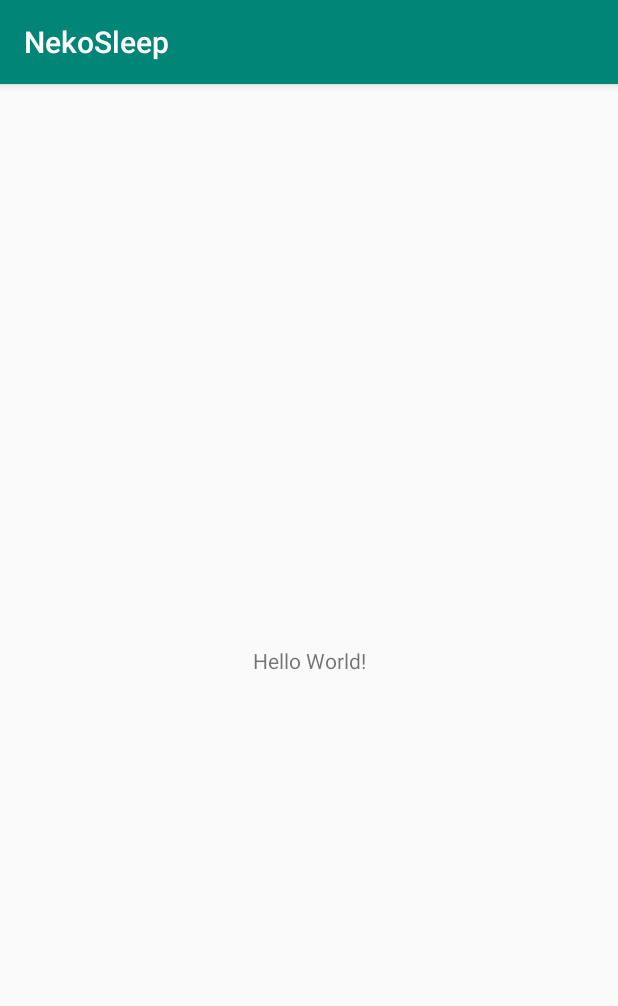
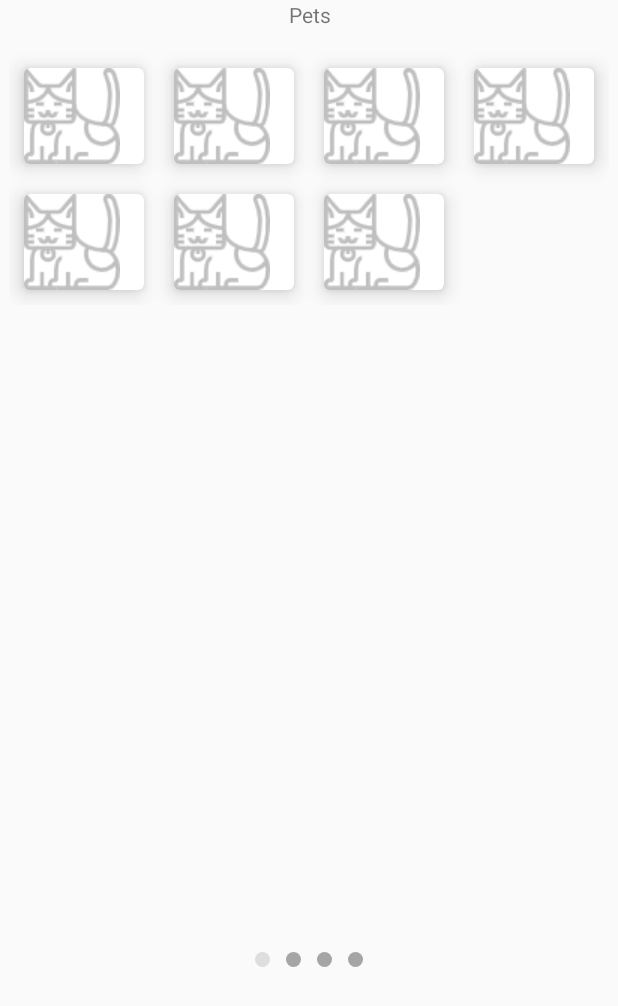
Before and after one commit to kagaminosora/nekosleep, an Android app: the screen it shows after launch (MainActivity before the commit, PetScreenSlideActivity after it), on a phone screen of 412 x 824 dp. Shown: the top 1006 px of the screen. Run offline under Robolectric (Android 15) with nearby library versions, the phone set to English and light mode, and no system bars.

Commit message:
Add pet collection view pager

```diff
--- a/app/build.gradle
+++ b/app/build.gradle
@@ -22,6 +22,7 @@ dependencies {
     implementation fileTree(dir: 'libs', include: ['*.jar'])
     implementation 'androidx.appcompat:appcompat:1.0.0'
     implementation 'androidx.constraintlayout:constraintlayout:1.1.3'
+    implementation 'androidx.cardview:cardview:1.0.0'
     testImplementation 'junit:junit:4.12'
     androidTestImplementation 'androidx.test.ext:junit:1.1.1'
     androidTestImplementation 'androidx.test.espresso:espresso-core:3.1.0'
--- a/app/src/main/AndroidManifest.xml
+++ b/app/src/main/AndroidManifest.xml
@@ -9,13 +9,15 @@
         android:roundIcon="@mipmap/ic_launcher_round"
         android:supportsRtl="true"
         android:theme="@style/AppTheme">
-        <activity android:name=".home.MainActivity">
+        <activity android:name=".collections.PetScreenSlideActivity">
             <intent-filter>
                 <action android:name="android.intent.action.MAIN" />
 
                 <category android:name="android.intent.category.LAUNCHER" />
             </intent-filter>
         </activity>
+        <activity android:name=".home.MainActivity"></activity>
+
     </application>
 
 </manifest>
--- /dev/null
+++ b/app/src/main/java/xjtlu/eevee/nekosleep/collections/PetScreenSlideActivity.java
@@ -0,0 +1,106 @@
+package xjtlu.eevee.nekosleep.collections;
+
+import android.os.Bundle;
+import android.os.PersistableBundle;
+import android.view.View;
+import android.widget.GridLayout;
+import android.widget.LinearLayout;
+
+import androidx.annotation.Nullable;
+import androidx.appcompat.app.AppCompatActivity;
+import androidx.viewpager.widget.ViewPager;
+
+import java.util.ArrayList;
+
+import xjtlu.eevee.nekosleep.R;
+
+public class PetScreenSlideActivity extends AppCompatActivity {
+    private static int NUM_PAGE = 4;
+    ViewPager page_one;
+    ArrayList<View> pageList;
+    LinearLayout pageIndicator;
+    PetViewPagerAdapter pageAdapter;
+
+    public void onCreate(Bundle savedInstanceState){
+        super.onCreate(savedInstanceState);
+        setContentView(R.layout.view_pager_pets_activity);
+        init();
+    }
+
+    @Override
+    public void onCreate(@Nullable Bundle savedInstanceState, @Nullable PersistableBundle persistentState) {
+        super.onCreate(savedInstanceState, persistentState);
+        setContentView(R.layout.view_pager_pets_activity);
+        init();
+    }
+
+    public void init() {
+        //viewpager
+        page_one = (ViewPager) findViewById(R.id.view_pager_pets);
+        pageList = new ArrayList<View>();
+
+        //Set the first dot to inactive
+        pageIndicator = (LinearLayout) findViewById(R.id.page_indicator);
+        pageIndicator.getChildAt(0).setEnabled(false);
+        pageIndicator.getChildAt(0).setActivated(true);
+
+        //loop to add viewpager
+        for (int i = 0; i < NUM_PAGE; i++) {
+            pageList.add(getPetsPage(i));
+        }
+
+        pageAdapter = new PetViewPagerAdapter(pageList);
+        page_one.setAdapter(pageAdapter);
+
+        // Scroll Listener
+        page_one.addOnPageChangeListener(new ViewPager.OnPageChangeListener() {
+            private int lastPage;
+            //during scroll
+            @Override
+            public void onPageScrolled(int position, float positionOffset, int positionOffsetPixels) {
+
+            }
+
+            // after scroll
+            @Override
+            public void onPageSelected(int position) {
+                clearIndicatorFocusedState();
+                pageIndicator.getChildAt(position).setEnabled(false);
+                pageIndicator.getChildAt(position).setActivated(true);
+                pageIndicator.getChildAt(lastPage).setActivated(false);
+                lastPage=position;
+            }
+
+            // before scroll
+            @Override
+            public void onPageScrollStateChanged(int state) {
+
+            }
+        });
+    }
+
+    private void clearIndicatorFocusedState() {
+        int childCount = pageIndicator.getChildCount();
+        for (int i = 0; i < childCount; i++) {
+            pageIndicator.getChildAt(i).setEnabled(true);
+        }
+    }
+
+    public View getPetsPage(int pageNum){
+        View page = View.inflate(this, R.layout.fragment_pets, null);
+        GridLayout gl_pets = findViewById(R.id.gl_pets);
+
+        switch (pageNum){
+            case 0:
+                //gl_pets.getChildCount();
+                break;
+            case 1:
+                break;
+            case 2:
+                break;
+            case 3:
+                break;
+        }
+        return page;
+    }
+}
--- /dev/null
+++ b/app/src/main/java/xjtlu/eevee/nekosleep/collections/PetViewPagerAdapter.java
@@ -0,0 +1,41 @@
+package xjtlu.eevee.nekosleep.collections;
+
+import android.view.View;
+import android.view.ViewGroup;
+
+import androidx.annotation.NonNull;
+import androidx.viewpager.widget.PagerAdapter;
+
+import java.util.List;
+
+public class PetViewPagerAdapter extends PagerAdapter {
+    private List<View> pages;
+
+    public PetViewPagerAdapter(List<View> pages){
+        this.pages = pages;
+    }
+
+    @Override
+    public int getCount() {
+        return pages.size();
+    }
+
+    @Override
+    public boolean isViewFromObject(@NonNull View view, @NonNull Object object) {
+        return view==object;
+    }
+
+    public Object instantiateItem(ViewGroup container, int position){
+        ViewGroup parent = (ViewGroup) pages.get(position).getParent();
+        //Unbind from an existing parent
+        if (parent != null)
+            parent.removeAllViews();
+        container.addView(pages.get(position));
+        return pages.get(position);
+    }
+
+    @Override
+    public void destroyItem(ViewGroup container, int position, Object object) {
+        container.removeView(pages.get(position));
+    }
+}
--- /dev/null
+++ b/app/src/main/java/xjtlu/eevee/nekosleep/collections/ScreenSlidePageFragment.java
@@ -0,0 +1,17 @@
+package xjtlu.eevee.nekosleep.collections;
+
+import androidx.fragment.app.Fragment;
+import android.os.Bundle;
+import android.view.LayoutInflater;
+import android.view.View;
+import android.view.ViewGroup;
+import xjtlu.eevee.nekosleep.R;
+
+public class ScreenSlidePageFragment extends Fragment {
+    @Override
+    public View onCreateView(LayoutInflater inflater, ViewGroup container,
+                             Bundle savedInstanceState) {
+        return (ViewGroup) inflater.inflate(
+                R.layout.fragment_pets, container, false);
+    }
+}
--- /dev/null
+++ b/app/src/main/res/drawable/pager_dot.xml
@@ -0,0 +1,5 @@
+<?xml version="1.0" encoding="utf-8"?>
+<selector xmlns:android="http://schemas.android.com/apk/res/android">
+    <item android:drawable="@drawable/pager_dot_active" android:state_activated="true"/>
+    <item android:drawable="@drawable/pager_dot_inactive"/>
+</selector>
--- /dev/null
+++ b/app/src/main/res/drawable/pager_dot_active.xml
@@ -0,0 +1,8 @@
+<?xml version="1.0" encoding="utf-8"?>
+<shape xmlns:android="http://schemas.android.com/apk/res/android">
+    <corners android:radius="10dp"/>
+    <solid android:color="#dfdedf"/>
+    <size
+        android:height="10dp"
+        android:width="10dp"/>
+</shape>
--- /dev/null
+++ b/app/src/main/res/drawable/pager_dot_inactive.xml
@@ -0,0 +1,8 @@
+<?xml version="1.0" encoding="utf-8"?>
+<shape xmlns:android="http://schemas.android.com/apk/res/android">
+    <corners android:radius="10dp"/>
+    <solid android:color="#a7a4a5"/>
+    <size
+        android:height="10dp"
+        android:width="10dp"/>
+</shape>
--- a/app/src/main/res/layout/activity_main.xml
+++ b/app/src/main/res/layout/activity_main.xml
@@ -6,13 +6,13 @@
     android:layout_height="match_parent"
     tools:context=".home.MainActivity">
 
-    <TextView
-        android:layout_width="wrap_content"
-        android:layout_height="wrap_content"
-        android:text="Hello World!"
-        app:layout_constraintBottom_toBottomOf="parent"
-        app:layout_constraintLeft_toLeftOf="parent"
-        app:layout_constraintRight_toRightOf="parent"
-        app:layout_constraintTop_toTopOf="parent" />
+    <LinearLayout
+        android:layout_width="match_parent"
+        android:layout_height="match_parent">
+        <TextView
+            android:layout_width="wrap_content"
+            android:layout_height="wrap_content"
+            android:text="Hello World!"/>
+    </LinearLayout>
 
 </androidx.constraintlayout.widget.ConstraintLayout>
--- /dev/null
+++ b/app/src/main/res/layout/fragment_pets.xml
@@ -0,0 +1,129 @@
+<!-- activity_screen_slide.xml -->
+<LinearLayout xmlns:android="http://schemas.android.com/apk/res/android"
+    android:layout_height="600dp"
+    android:layout_width="match_parent"
+    android:id="@+id/fragment_pets"
+    android:orientation="vertical"
+    xmlns:app="http://schemas.android.com/apk/res-auto">
+
+    <GridLayout
+        android:id="@+id/gl_pets"
+        android:columnCount="4"
+        android:rowCount="8"
+        android:alignmentMode="alignMargins"
+        android:columnOrderPreserved="false"
+        android:layout_height="wrap_content"
+        android:layout_width="match_parent"
+        android:layout_margin="6dp"
+        >
+
+        <androidx.cardview.widget.CardView
+            android:layout_width="wrap_content"
+            android:layout_height="wrap_content"
+            android:layout_rowWeight="1"
+            android:layout_columnWeight="1"
+            android:layout_margin="10dp"
+            app:cardCornerRadius="4dp"
+            app:cardElevation="8dp">
+            <ImageView
+                android:layout_width="wrap_content"
+                android:layout_height="wrap_content"
+                android:layout_gravity="center_vertical"
+                android:contentDescription="@string/app_name"
+                android:src="@drawable/default_cat" />
+        </androidx.cardview.widget.CardView>
+        <androidx.cardview.widget.CardView
+            android:layout_width="wrap_content"
+            android:layout_height="wrap_content"
+            android:layout_rowWeight="1"
+            android:layout_columnWeight="1"
+            android:layout_margin="10dp"
+            app:cardCornerRadius="4dp"
+            app:cardElevation="8dp">
+            <ImageView
+                android:layout_width="wrap_content"
+                android:layout_height="wrap_content"
+                android:layout_gravity="center_vertical"
+                android:contentDescription="@string/app_name"
+                android:src="@drawable/default_cat" />
+        </androidx.cardview.widget.CardView>
+        <androidx.cardview.widget.CardView
+            android:layout_width="wrap_content"
+            android:layout_height="wrap_content"
+            android:layout_rowWeight="1"
+            android:layout_columnWeight="1"
+            android:layout_margin="10dp"
+            app:cardCornerRadius="4dp"
+            app:cardElevation="8dp">
+            <ImageView
+                android:layout_width="wrap_content"
+                android:layout_height="wrap_content"
+                android:layout_gravity="center_vertical"
+                android:contentDescription="@string/app_name"
+                android:src="@drawable/default_cat" />
+        </androidx.cardview.widget.CardView>
+        <androidx.cardview.widget.CardView
+            android:layout_width="wrap_content"
+            android:layout_height="wrap_content"
+            android:layout_rowWeight="1"
+            android:layout_columnWeight="1"
+            android:layout_margin="10dp"
+            app:cardCornerRadius="4dp"
+            app:cardElevation="8dp">
+            <ImageView
+                android:layout_width="wrap_content"
+                android:layout_height="wrap_content"
+                android:layout_gravity="center_vertical"
+                android:contentDescription="@string/app_name"
+                android:src="@drawable/default_cat" />
+        </androidx.cardview.widget.CardView>
+        <androidx.cardview.widget.CardView
+            android:layout_width="wrap_content"
+            android:layout_height="wrap_content"
+            android:layout_rowWeight="1"
+            android:layout_columnWeight="1"
+            android:layout_margin="10dp"
+            app:cardCornerRadius="4dp"
+            app:cardElevation="8dp">
+            <ImageView
+                android:layout_width="wrap_content"
+                android:layout_height="wrap_content"
+                android:layout_gravity="center_vertical"
+                android:contentDescription="@string/app_name"
+                android:src="@drawable/default_cat" />
+        </androidx.cardview.widget.CardView>
+        <androidx.cardview.widget.CardView
+            android:layout_width="wrap_content"
+            android:layout_height="wrap_content"
+            android:layout_rowWeight="1"
+            android:layout_columnWeight="1"
+            android:layout_margin="10dp"
+            app:cardCornerRadius="4dp"
+            app:cardElevation="8dp">
+            <ImageView
+                android:layout_width="wrap_content"
+                android:layout_height="wrap_content"
+                android:layout_gravity="center_vertical"
+                android:contentDescription="@string/app_name"
+                android:src="@drawable/default_cat" />
+        </androidx.cardview.widget.CardView>
+        <androidx.cardview.widget.CardView
+            android:layout_width="wrap_content"
+            android:layout_height="wrap_content"
+            android:layout_rowWeight="1"
+            android:layout_columnWeight="1"
+            android:layout_margin="10dp"
+            app:cardCornerRadius="4dp"
+            app:cardElevation="8dp">
+            <ImageView
+                android:layout_width="wrap_content"
+                android:layout_height="wrap_content"
+                android:layout_gravity="center_vertical"
+                android:contentDescription="@string/app_name"
+                android:src="@drawable/default_cat" />
+        </androidx.cardview.widget.CardView>
+
+
+    </GridLayout>
+
+</LinearLayout>
--- /dev/null
+++ b/app/src/main/res/layout/view_pager_pets_activity.xml
@@ -0,0 +1,57 @@
+<?xml version="1.0" encoding="utf-8"?>
+<LinearLayout
+    xmlns:android="http://schemas.android.com/apk/res/android"
+    android:layout_width="match_parent"
+    android:layout_height="match_parent"
+    android:orientation="vertical">
+
+    <TextView
+        android:layout_width="match_parent"
+        android:layout_height="wrap_content"
+        android:textAlignment="center"
+        android:text="@string/pet_collection"/>
+
+    <androidx.viewpager.widget.ViewPager
+        android:layout_width="match_parent"
+        android:layout_height="600dp"
+        android:layout_marginTop="10dp"
+        android:id="@+id/view_pager_pets">
+    </androidx.viewpager.widget.ViewPager>
+
+    <LinearLayout
+        android:id="@+id/page_indicator"
+        android:layout_width="match_parent"
+        android:layout_height="wrap_content"
+        android:orientation="horizontal"
+        android:gravity="center"
+        >
+        <ImageView
+            android:layout_width="wrap_content"
+            android:layout_height="wrap_content"
+            android:layout_gravity="center"
+            android:padding="5dp"
+            android:src="@drawable/pager_dot"
+            android:contentDescription="@string/pager_dot_icon"/>
+        <ImageView
+            android:layout_width="wrap_content"
+            android:layout_height="wrap_content"
+            android:layout_gravity="center"
+            android:padding="5dp"
+            android:src="@drawable/pager_dot"
+            android:contentDescription="@string/pager_dot_icon"/>
+        <ImageView
+            android:layout_width="wrap_content"
+            android:layout_height="wrap_content"
+            android:layout_gravity="center"
+            android:padding="5dp"
+            android:src="@drawable/pager_dot"
+            android:contentDescription="@string/pager_dot_icon"/>
+        <ImageView
+            android:layout_width="wrap_content"
+            android:layout_height="wrap_content"
+            android:layout_gravity="center"
+            android:padding="5dp"
+            android:src="@drawable/pager_dot"
+            android:contentDescription="@string/pager_dot_icon"/>
+    </LinearLayout>
+</LinearLayout>
--- a/app/src/main/res/values/strings.xml
+++ b/app/src/main/res/values/strings.xml
@@ -1,3 +1,5 @@
 <resources>
     <string name="app_name">NekoSleep</string>
+    <string name="pager_dot_icon">DotIcon</string>
+    <string name="pet_collection">Pets</string>
 </resources>
--- a/app/src/main/res/values/styles.xml
+++ b/app/src/main/res/values/styles.xml
@@ -1,7 +1,7 @@
 <resources>
 
     <!-- Base application theme. -->
-    <style name="AppTheme" parent="Theme.AppCompat.Light.DarkActionBar">
+    <style name="AppTheme" parent="Theme.AppCompat.Light.NoActionBar">
         <!-- Customize your theme here. -->
         <item name="colorPrimary">@color/colorPrimary</item>
         <item name="colorPrimaryDark">@color/colorPrimaryDark</item>
```
Also changed, not shown: app/src/main/res/drawable/default_cat.png (added), app/src/main/res/raw/flags.png (added), 1 other file.
